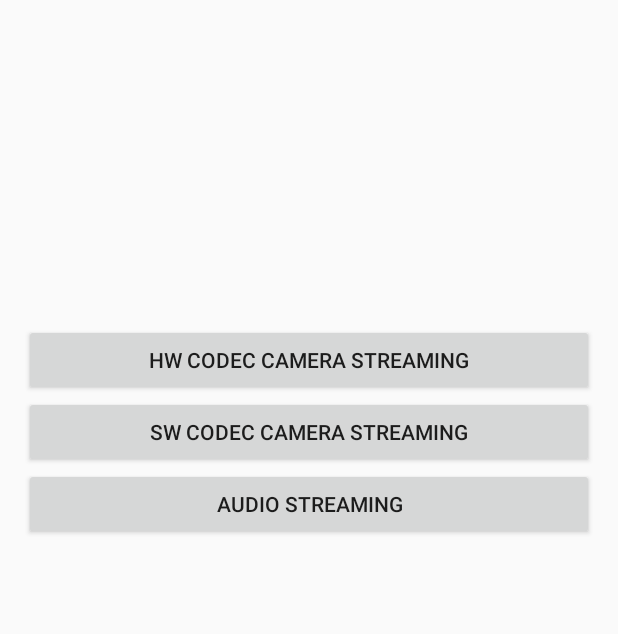
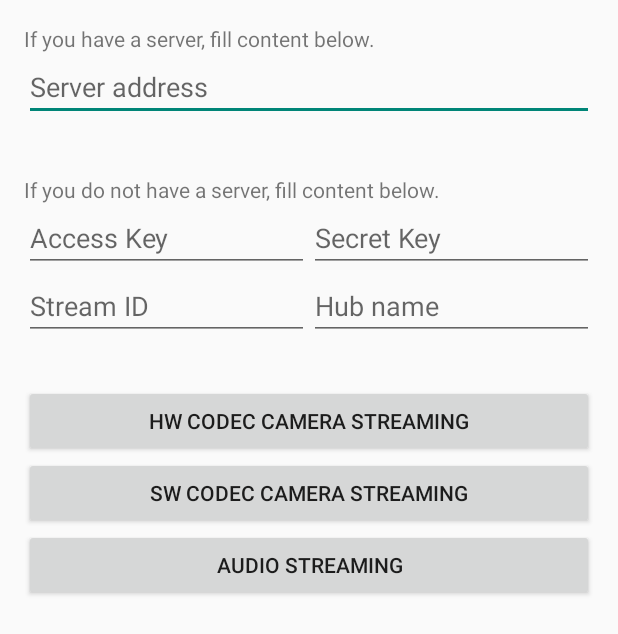
Before and after one commit to pili-engineering/PLDroidMediaStreaming, an Android app: the screen it shows after launch (MainActivity), after a tap on "HW CODEC CAMERA STREAMING", on a phone screen of 412 x 824 dp. Shown: the top 634 px of the screen. Run offline under Robolectric (Android 15) with nearby library versions, the phone set to English and light mode, and no system bars; our stand-ins replace ButterKnife; libraries missing offline, so code that uses them is left out: com.qiniu.

Commit message:
Improved experience for new clients who don't have a server.
Manually input metadata and then stream.

```diff
--- a/PLDroidCameraStreamingDemo/app/build.gradle
+++ b/PLDroidCameraStreamingDemo/app/build.gradle
@@ -21,6 +21,8 @@ android {
 
 dependencies {
     compile fileTree(dir: 'libs', include: ['*.jar'])
+    compile 'com.qiniu:pili-sdk-java:1.5.3'
+    compile 'com.jakewharton:butterknife:7.0.1'
     compile 'com.qiniu:happy-dns:0.2.5'
     compile 'com.android.support:appcompat-v7:22.0.0'
     compile files('libs/pldroid-camera-streaming-1.5.3.jar')
--- a/PLDroidCameraStreamingDemo/app/src/main/java/com/pili/pldroid/streaming/camera/demo/MainActivity.java
+++ b/PLDroidCameraStreamingDemo/app/src/main/java/com/pili/pldroid/streaming/camera/demo/MainActivity.java
@@ -7,23 +7,67 @@ import android.os.Bundle;
 import android.util.Log;
 import android.view.View;
 import android.widget.Button;
+import android.widget.EditText;
 import android.widget.Toast;
+
+import com.pili.Hub;
+import com.pili.PiliException;
+import com.pili.Stream;
+import com.qiniu.Credentials;
 
 import java.io.InputStream;
 import java.net.HttpURLConnection;
 import java.net.URL;
 
+import butterknife.Bind;
+import butterknife.ButterKnife;
+
 public class MainActivity extends Activity {
+    @Bind(R.id.server_info)
+    EditText serverInfo;
+    @Bind(R.id.stream_id)
+    EditText streamID;
+    @Bind(R.id.hub_name)
+    EditText hubName;
+    @Bind(R.id.ak)
+    EditText ak;
+    @Bind(R.id.sk)
+    EditText sk;
+
     private static final String TAG = "MainActivity";
-    private static final String url = "your app server address.";
+
+    private static final int BOTH_EMPTY = -1;
+    private static final int BOTH_FULL = -2;
+    private static final int LOCAL = 1;
+    private static final int REMOTE = 0;
+    private static final boolean HAS_SERVER = true;
+    private static final boolean NO_SERVER = false;
 
     private static boolean isSupportHWEncode() {
         return Build.VERSION.SDK_INT >= Build.VERSION_CODES.JELLY_BEAN_MR2;
     }
 
-    private String requestStreamJson() {
+    private int getInput() {
+        boolean isServerFull = !serverInfo.getText().toString().matches("");
+        boolean isPushFull = ! (streamID.getText().toString().matches("") && hubName.getText().toString().matches("")
+                && ak.getText().toString().matches("") && sk.getText().toString().matches(""));
+
+        if (!isServerFull && !isPushFull) {
+            showToast("Please fill server address or push info");
+            return BOTH_EMPTY;
+        }
+        if (isPushFull && isServerFull) {
+            showToast("Do not fill two kind of fields in the same time");
+            return BOTH_FULL;
+        }
+        if (isPushFull) return LOCAL;
+       else return REMOTE;
+    }
+
+    private String requestStreamJson(boolean hasServer) {
+        if (hasServer) {
             try {
-            HttpURLConnection httpConn = (HttpURLConnection) new URL(url).openConnection();
+                HttpURLConnection httpConn = (HttpURLConnection) new URL(serverInfo.getText().toString()).openConnection();
                 httpConn.setRequestMethod("POST");
                 httpConn.setConnectTimeout(5000);
                 httpConn.setReadTimeout(10000);
@@ -48,13 +92,26 @@ public class MainActivity extends Activity {
                 showToast("Network error!");
             }
             return null;
+        } else {
+            Credentials credentials = new Credentials(ak.getText().toString(), sk.getText().toString());
+            Hub hub = new Hub(credentials, hubName.getText().toString());
+            String streamID = this.streamID.getText().toString();
+            try {
+                Stream stream = hub.getStream(streamID);
+                return stream.toJsonString();
+            } catch (PiliException e) {
+                showToast("Error push info");
+            }
+        }
+
+        return null;
     }
 
     void showToast(final String msg) {
         this.runOnUiThread(new Runnable() {
             @Override
             public void run() {
-                Toast.makeText(MainActivity.this, msg, Toast.LENGTH_LONG).show();
+                Toast.makeText(MainActivity.this, msg, Toast.LENGTH_SHORT).show();
             }
         });
     }
@@ -65,18 +122,23 @@ public class MainActivity extends Activity {
             public void run() {
                 String resByHttp = null;
 
-                if (!Config.DEBUG_MODE) {
-                    resByHttp = requestStreamJson();
+                if (Config.DEBUG_MODE) {
+                    showToast("Stream Json Got Fail!");
+                } else {
+                    int status = getInput();
+                    showToast(Integer.toString(status));
+                    if (status == BOTH_FULL) return;
+                    if (status == BOTH_EMPTY) return;
+                    if (status == LOCAL) resByHttp = requestStreamJson(NO_SERVER);
+                    if (status== REMOTE) resByHttp = requestStreamJson(HAS_SERVER);
+
                     Log.i(TAG, "resByHttp:" + resByHttp);
                     if (resByHttp == null) {
                         showToast("Stream Json Got Fail!");
                         return;
                     }
                     intent.putExtra(Config.EXTRA_KEY_STREAM_JSON, resByHttp);
-                } else {
-                    showToast("Stream Json Got Fail!");
                 }
-
                 startActivity(intent);
             }
         }).start();
@@ -86,6 +148,7 @@ public class MainActivity extends Activity {
     protected void onCreate(Bundle savedInstanceState) {
         super.onCreate(savedInstanceState);
         setContentView(R.layout.activity_main);
+        ButterKnife.bind(this);
 
         Button mHWCodecCameraStreamingBtn = (Button) findViewById(R.id.hw_codec_camera_streaming_btn);
         if (!isSupportHWEncode()) {
--- a/PLDroidCameraStreamingDemo/app/src/main/res/layout/activity_main.xml
+++ b/PLDroidCameraStreamingDemo/app/src/main/res/layout/activity_main.xml
@@ -5,28 +5,96 @@
     android:paddingTop="@dimen/activity_vertical_margin"
     android:paddingBottom="@dimen/activity_vertical_margin" tools:context=".MainActivity">
 
+    <TextView
+        android:id="@+id/has_server_hint"
+        android:text="@string/has_server"
+        android:layout_width="match_parent"
+        android:layout_height="wrap_content" />
+
+    <EditText
+        android:id="@+id/server_info"
+        android:layout_below="@id/has_server_hint"
+        android:hint="@string/server_address"
+        android:layout_width="match_parent"
+        android:layout_height="wrap_content" />
+
+    <TextView
+        android:layout_marginTop="36dp"
+        android:id="@+id/no_server_hint"
+        android:layout_below="@id/server_info"
+        android:text="@string/no_server"
+        android:layout_width="match_parent"
+        android:layout_height="wrap_content" />
+
+    <LinearLayout
+        android:id="@+id/container_up"
+        android:layout_below="@id/no_server_hint"
+        android:orientation="horizontal"
+        android:layout_width="match_parent"
+        android:layout_height="wrap_content">
+
+        <EditText
+            android:id="@+id/ak"
+            android:layout_weight="1"
+            android:hint="@string/ak"
+            android:layout_width="match_parent"
+            android:layout_height="wrap_content" />
+
+        <EditText
+            android:id="@+id/sk"
+            android:layout_weight="1"
+            android:hint="@string/sk"
+            android:layout_width="match_parent"
+            android:layout_height="wrap_content" />
+
+    </LinearLayout>
+
+    <LinearLayout
+        android:id="@+id/container_down"
+        android:layout_below="@id/container_up"
+        android:orientation="horizontal"
+        android:layout_width="match_parent"
+        android:layout_height="wrap_content">
+
+        <EditText
+            android:id="@+id/stream_id"
+            android:layout_weight="1"
+            android:hint="@string/stream_id"
+            android:layout_width="match_parent"
+            android:layout_height="wrap_content" />
+
+        <EditText
+            android:id="@+id/hub_name"
+            android:layout_weight="1"
+            android:hint="@string/hub_name"
+            android:layout_width="match_parent"
+            android:layout_height="wrap_content" />
+
+    </LinearLayout>
+
+    <LinearLayout
+        android:layout_below="@id/container_down"
+        android:orientation="vertical"
+        android:layout_width="match_parent"
+        android:layout_height="wrap_content">
+
         <Button
             android:id="@+id/hw_codec_camera_streaming_btn"
             android:text="@string/hw_codec_camera_streaming_txt"
-        android:layout_alignParentTop="true"
-        android:layout_marginTop="200dp"
+            android:layout_marginTop="30dp"
             android:layout_width="fill_parent"
             android:layout_height="wrap_content" />
         <Button
             android:id="@+id/sw_codec_camera_streaming_btn"
             android:text="@string/sw_codec_camera_streaming_txt"
-        android:layout_below="@id/hw_codec_camera_streaming_btn"
             android:layout_width="fill_parent"
             android:layout_height="wrap_content" />
         <Button
             android:id="@+id/start_pure_audio_streaming_btn"
             android:text="@string/pure_audio_streaming_txt"
-        android:layout_below="@id/sw_codec_camera_streaming_btn"
             android:layout_width="fill_parent"
             android:layout_height="wrap_content" />
-    <TextView
-        android:id="@+id/version_info"
-        android:layout_width="match_parent"
-        android:layout_height="wrap_content" />
+
+    </LinearLayout>
 
 </RelativeLayout>
--- a/PLDroidCameraStreamingDemo/app/src/main/res/values/strings.xml
+++ b/PLDroidCameraStreamingDemo/app/src/main/res/values/strings.xml
@@ -19,4 +19,12 @@
 
     <string name="flash_light_on">ON</string>
     <string name="flash_light_off">OFF</string>
+
+    <string name="server_address">Server address</string>
+    <string name="stream_id">Stream ID</string>
+    <string name="hub_name">Hub name</string>
+    <string name="ak">Access Key</string>
+    <string name="sk">Secret Key</string>
+    <string name="has_server">If you have a server, fill content below.</string>
+    <string name="no_server">If you do not have a server, fill content below.</string>
 </resources>
--- a/PLDroidCameraStreamingDemo/build.gradle
+++ b/PLDroidCameraStreamingDemo/build.gradle
@@ -5,7 +5,7 @@ buildscript {
         jcenter()
     }
     dependencies {
-        classpath 'com.android.tools.build:gradle:1.1.0'
+        classpath 'com.android.tools.build:gradle:2.0.0'
 
         // NOTE: Do not place your application dependencies here; they belong
         // in the individual module build.gradle files
```
Also changed, not shown: PLDroidCameraStreamingDemo/gradle/wrapper/gradle-wrapper.properties. Lines whose indentation alone changed are shown as unchanged.
